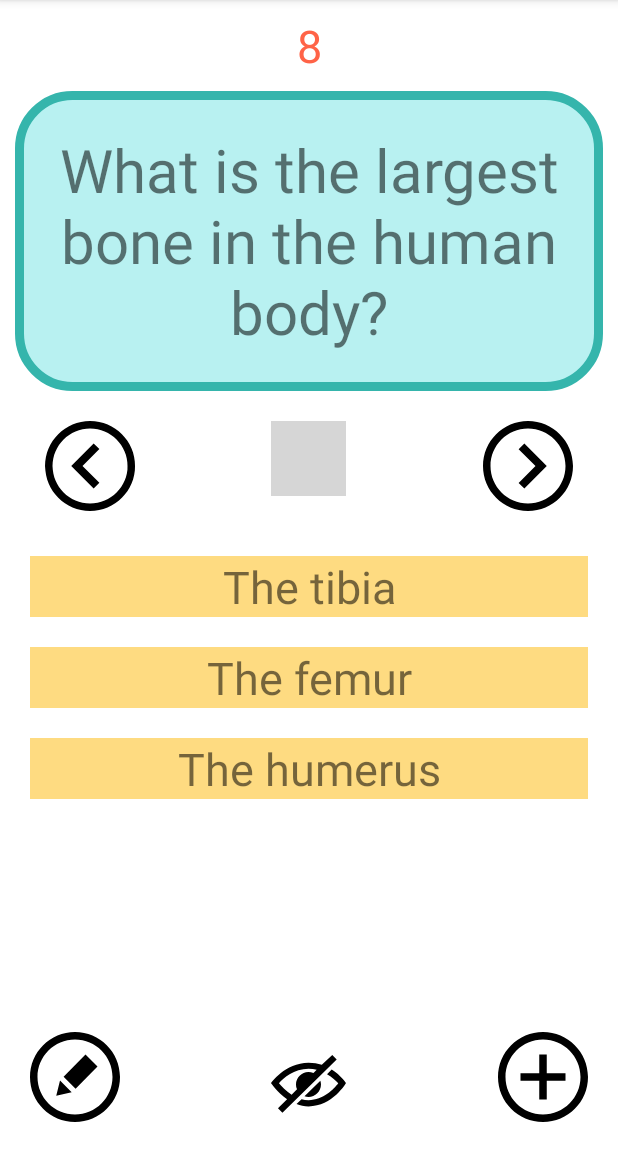
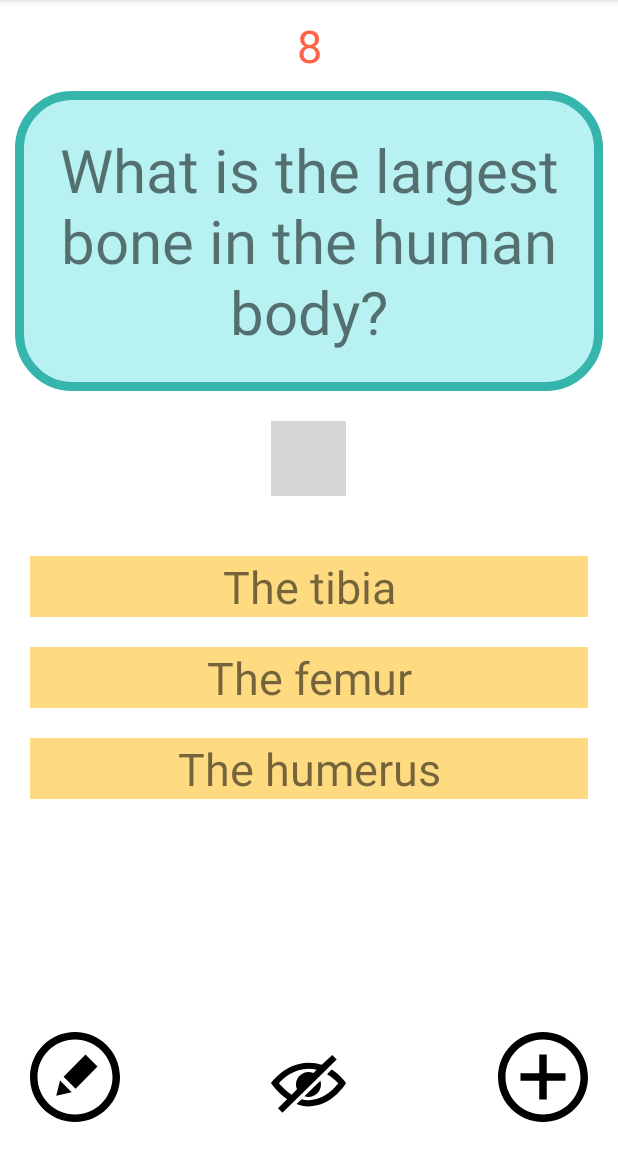
Before and after one commit to nadintamer/Android-Flashcard-App, an Android app: the screen it shows after launch (MainActivity), on a phone screen of 412 x 824 dp, the part 84-1236 px from its top. Run offline under Robolectric (Android 15) with nearby library versions, the light colour scheme and no system bars; our stand-ins replace Room's generated code; libraries missing offline, so code that uses them is left out: com.plattysoft.leonids; grey boxes are pictures that could not be loaded.

Commit message:
fix card display index bug

```diff
--- a/app/src/main/java/com/example/flashcardapp/MainActivity.java
+++ b/app/src/main/java/com/example/flashcardapp/MainActivity.java
@@ -52,6 +52,8 @@ public class MainActivity extends AppCompatActivity {
         TextView incorrectAnswer2 = ((TextView) findViewById(R.id.flashcard_answer3));
         TextView correctAnswer = ((TextView) findViewById(R.id.flashcard_answer2));
         TextView timer = ((TextView) findViewById(R.id.timer));
+        ImageView nextButton = ((ImageView) findViewById(R.id.next_card));
+        ImageView prevButton = ((ImageView) findViewById(R.id.prev_card));
 
         flashcardDatabase = new FlashcardDatabase(getApplicationContext());
         allFlashcards = flashcardDatabase.getAllCards();
@@ -66,6 +68,11 @@ public class MainActivity extends AppCompatActivity {
         };
 
         startTimer();
+
+        if (allFlashcards.size() == 0 || allFlashcards.size() == 1) {
+            nextButton.setVisibility(View.INVISIBLE);
+            prevButton.setVisibility(View.INVISIBLE);
+        }
 
         if (allFlashcards != null && !allFlashcards.isEmpty()) {
             Flashcard flashcard = allFlashcards.get(0);
@@ -240,8 +247,6 @@ public class MainActivity extends AppCompatActivity {
             }
         });
 
-        ImageView nextButton = ((ImageView) findViewById(R.id.next_card));
-
         nextButton.setOnClickListener(new View.OnClickListener() {
             @Override
             public void onClick(View v) {
@@ -289,8 +294,6 @@ public class MainActivity extends AppCompatActivity {
 
             }
         });
-
-        ImageView prevButton = ((ImageView) findViewById(R.id.prev_card));
 
         prevButton.setOnClickListener(new View.OnClickListener() {
             @Override
@@ -426,6 +429,8 @@ public class MainActivity extends AppCompatActivity {
             flashcardDatabase.insertCard(new Flashcard(question, answer, hint, incorrect1, incorrect2));
             allFlashcards = flashcardDatabase.getAllCards();
 
+            currentCardDisplayedIndex = allFlashcards.size() - 1;
+
             timer.setVisibility(View.VISIBLE);
             correctAnswer.setVisibility(View.VISIBLE);
             incorrectAnswer1.setVisibility(View.VISIBLE);
```
